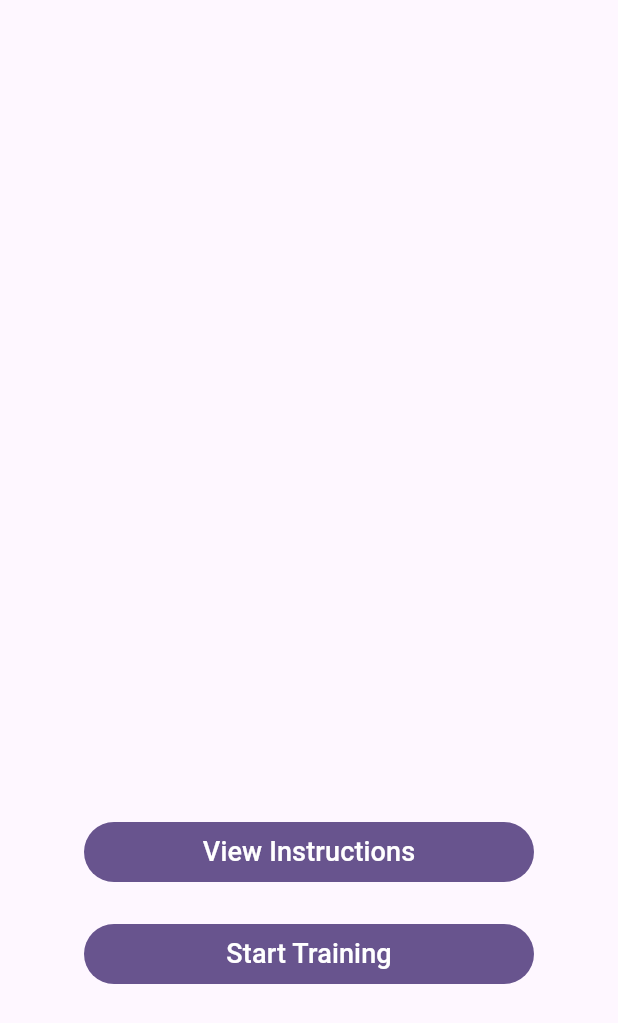
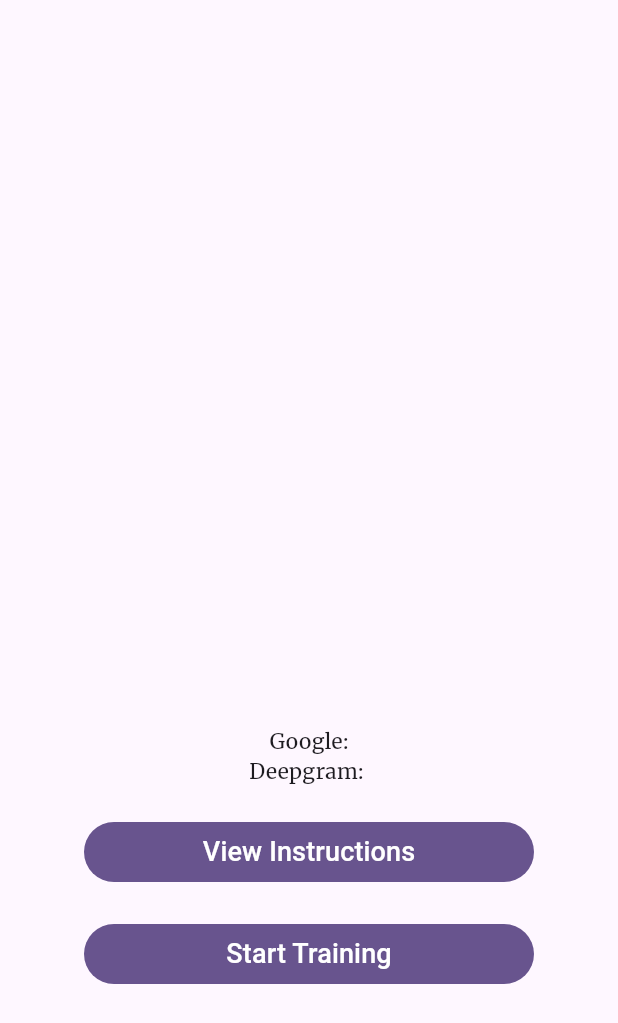
Before and after one commit to merdandt/fluency_practice, a Flutter app: the MainView screen opened directly, on a phone screen of 412 x 824 dp. Shown: the top 1023 px of the screen. Run offline on Flutter 3.47's test engine with Material 3 defaults, Android fonts, the light colour scheme and no system bars; our stand-ins replace audioplayers, bloc, flutter_bloc, flutter_onboarding_slider, formz, freezed_annotation and 3 more; missing offline and left inert: deepgram_speech_to_text, expand_widget, record, universal_file; statements that could not run were skipped.

Commit message:
text with env string3

```diff
--- a/lib/main/view/main_view.dart
+++ b/lib/main/view/main_view.dart
@@ -21,8 +21,10 @@ class MainView extends StatelessWidget {
                   height: 20,
                 ),
                 // Topic selector page
-                const Text(String.fromEnvironment('GOOGLE_AI_API_KEY')),
-                const Text(String.fromEnvironment('DEEPGRAM_API_KEY')),
+                const Text(
+                    'Google:${const String.fromEnvironment('GOOGLE_AI_API_KEY')}'),
+                const Text(
+                    'Deepgram: ${const String.fromEnvironment('DEEPGRAM_API_KEY')}'),
                 const SizedBox(
                   height: 20,
                 ),
```
Also changed, not shown: 1 other file.
